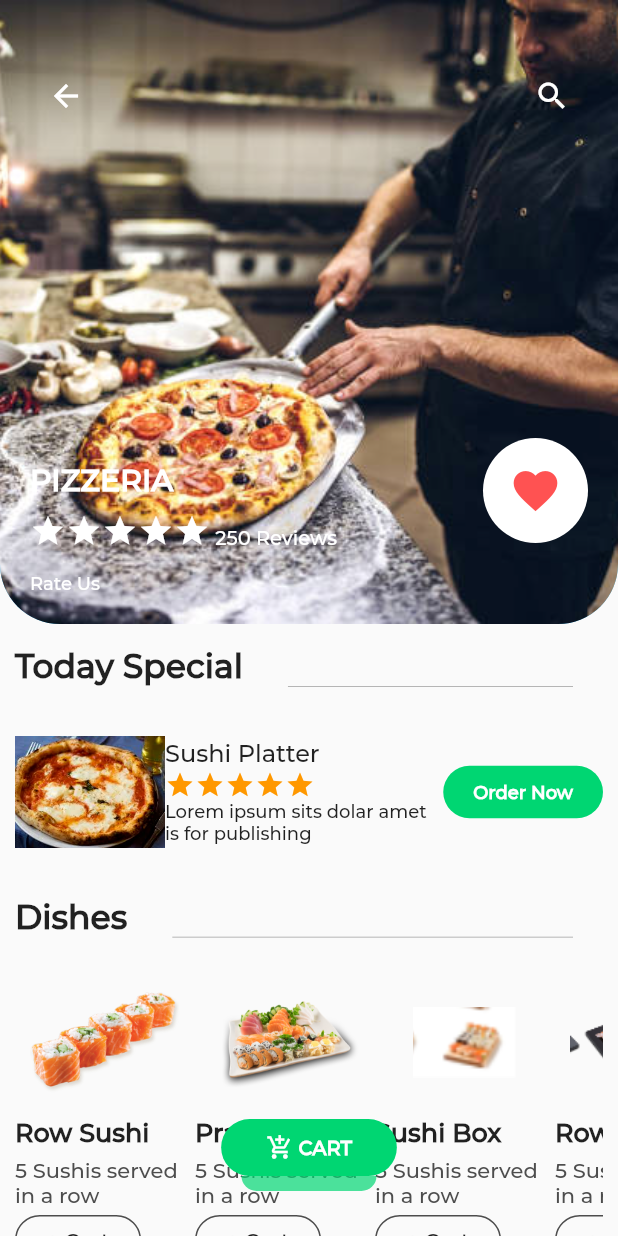
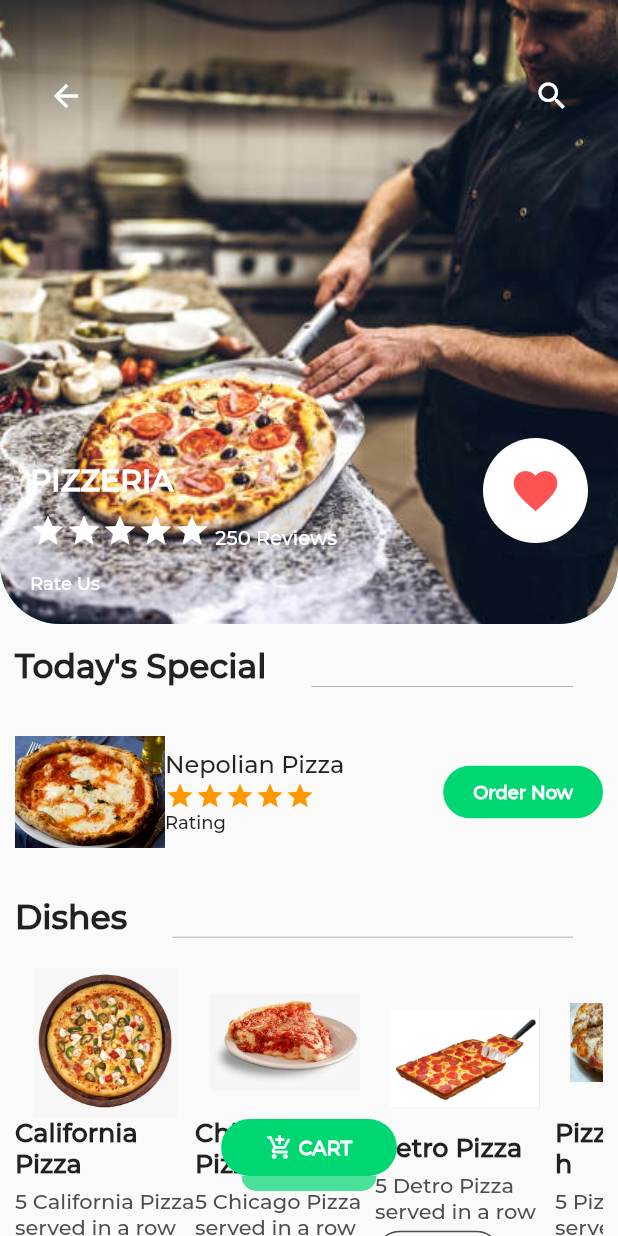
Before and after one commit to abhijeetsingh21/Hackhound_flutter, a Flutter app: the screen it shows after launch, after a tap on "Pizzeria", on a phone screen of 412 x 824 dp. Run offline on Flutter 3.47's test engine with Material 2 defaults, Android fonts, the phone set to English and light mode, and no system bars.

Commit message:
Initial commit3

```diff
--- a/lib/DelhiHotelPage.dart
+++ b/lib/DelhiHotelPage.dart
@@ -64,7 +64,7 @@ class _hotelPageState extends State<hotelPage> {
                                 const SizedBox(
                                   height: 20,
                                 ),
-                                const Text("Restaurant", style: TextStyle(
+                                const Text("Delhi Restaurant", style: TextStyle(
                                     color: Colors.white,
                                     fontWeight: FontWeight.w700,
                                     fontSize: 20
@@ -130,7 +130,7 @@ class _hotelPageState extends State<hotelPage> {
                           ],
                         ),
                         const SizedBox(height: 20,),
-                        placesWidget("food1", "Sushi Platter"),
+                        placesWidget("cholebhatoore", "Chole Bhatoore"),
                         const SizedBox(height: 20,),
                         Row(
                           crossAxisAlignment: CrossAxisAlignment.end,
@@ -154,10 +154,10 @@ class _hotelPageState extends State<hotelPage> {
                           scrollDirection: Axis.horizontal,
                           child: Row(
                             children: [
-                              dishWidget("sushi", "Row Sushi", "5 Sushis served in a row"),
-                              dishWidget("suchi2", "Prato Sushi", "5 Sushis served in a row"),
-                              dishWidget("sushi3", "Sushi Box", "5 Sushis served in a row"),
-                              dishWidget("sushi4", "Row Sushi", "5 Sushis served in a row"),
+                              dishWidget("boiled_momos", "Boiled Momo", "boiled momo served in a row"),
+                              dishWidget("chickentandoori", "Chicken Tandoori", "chicken tandoori served in a row"),
+                              dishWidget("sahipaneer", "Sahi Paneer", "sahi paneer served in a row"),
+                              dishWidget("fried_nepali_momo", "Fried Nepali Momo", "fried neapali momo served in a row"),
                             ],
                           ),
                         )
--- a/lib/HotelPage.dart
+++ b/lib/HotDogCorner.dart
@@ -2,7 +2,7 @@ import 'package:flutter/material.dart';
 import 'CartPage.dart';
 import 'Style.dart';
 
-class HotelPage extends StatelessWidget {
+class HotDogCornerPage extends StatelessWidget {
   @override
   Widget build(BuildContext context) {
     return MaterialApp(
@@ -77,7 +77,7 @@ class _hotelPageState extends State<hotelPage> {
                                   height: 20,
                                 ),
                                 const Text(
-                                  "Restaurant",
+                                  "Hot Dog Corner",
                                   style: TextStyle(
                                       color: Colors.white,
                                       fontWeight: FontWeight.w700,
@@ -175,7 +175,7 @@ class _hotelPageState extends State<hotelPage> {
                         const SizedBox(
                           height: 20,
                         ),
-                        placesWidget("food1", "Sushi Platter"),
+                        placesWidget("hotdog", "Hot Dog"),
                         const SizedBox(
                           height: 20,
                         ),
@@ -207,14 +207,14 @@ class _hotelPageState extends State<hotelPage> {
                           scrollDirection: Axis.horizontal,
                           child: Row(
                             children: [
-                              dishWidget("sushi", "Row Sushi",
-                                  "5 Sushis served in a row"),
-                              dishWidget("suchi2", "Prato Sushi",
-                                  "5 Sushis served in a row"),
-                              dishWidget("sushi3", "Sushi Box",
-                                  "5 Sushis served in a row"),
-                              dishWidget("sushi4", "Row Sushi",
-                                  "5 Sushis served in a row"),
+                              dishWidget("frenchfries", "French Fries",
+                                  "frenchcries served in a row"),
+                              dishWidget("pepperoni-pizza", "Pepperoni Pizza",
+                                  "pepperonipizza served in a row"),
+                              dishWidget("subway", "Subway",
+                                  "subway served in a row"),
+                              dishWidget("cheeseburger", "Cheese Burger",
+                                  "cheeseburger served in a row"),
                             ],
                           ),
                         )
@@ -382,7 +382,7 @@ class _hotelPageState extends State<hotelPage> {
                 ],
               ),
               const Text(
-                "Lorem ipsum sits dolar amet is for publishing",
+                "Rating",
                 style: TextStyle(fontSize: 12),
               )
             ],
--- a/lib/PizzeriaHotelPage.dart
+++ b/lib/PizzeriaHotelPage.dart
@@ -115,7 +115,7 @@ class _hotelPageState extends State<hotelPage> {
                         Row(
                           crossAxisAlignment: CrossAxisAlignment.end,
                           children: [
-                            const Text("Today Special", style: const TextStyle(
+                            const Text("Today's Special", style: const TextStyle(
                                 fontSize: 22,
                                 fontWeight: FontWeight.w700
                             ),),
@@ -130,8 +130,8 @@ class _hotelPageState extends State<hotelPage> {
                           ],
                         ),
                         const SizedBox(height: 20,),
-                        placesWidget("neapolianPizza", "Sushi Platter"),
-                        const SizedBox(height: 20,),
+                        placesWidget("neapolianPizza", "Nepolian Pizza"),
+                        const SizedBox(height: 20),
                         Row(
                           crossAxisAlignment: CrossAxisAlignment.end,
                           children: [
@@ -154,10 +154,10 @@ class _hotelPageState extends State<hotelPage> {
                           scrollDirection: Axis.horizontal,
                           child: Row(
                             children: [
-                              dishWidget("sushi", "Row Sushi", "5 Sushis served in a row"),
-                              dishWidget("suchi2", "Prato Sushi", "5 Sushis served in a row"),
-                              dishWidget("sushi3", "Sushi Box", "5 Sushis served in a row"),
-                              dishWidget("sushi4", "Row Sushi", "5 Sushis served in a row"),
+                              dishWidget("californiapizza", "California Pizza", "5 California Pizza served in a row"),
+                              dishWidget("chicago", "Chicago Pizza", "5 Chicago Pizza served in a row"),
+                              dishWidget("detropizza", "Detro Pizza", "5 Detro Pizza served in a row"),
+                              dishWidget("pizzasandwich", "Pizzasandwich", "5 Pizzasandwich served in a row"),
                             ],
                           ),
                         )
@@ -296,7 +296,7 @@ class _hotelPageState extends State<hotelPage> {
                   const Icon(Icons.star, size: 20, color: Colors.orange,),
                 ],
               ),
-              const Text("Lorem ipsum sits dolar amet is for publishing", style: TextStyle(
+              const Text("Rating", style: TextStyle(
                   fontSize: 12
               ),)
             ],
--- a/lib/main.dart
+++ b/lib/main.dart
@@ -3,7 +3,7 @@ import 'package:flutter_billing_app/CartPage.dart';
 import 'package:flutter_billing_app/DelhiHotelPage.dart';
 import 'package:flutter_billing_app/SuccessPage.dart';
 import 'Style.dart';
-import 'HotelPage.dart';
+import 'HotDogCorner.dart';
 import 'PizzeriaHotelPage.dart';
 
 void main() {
@@ -22,7 +22,7 @@ class MyApp extends StatelessWidget {
         '/': (context) => MyHomePage(),
         '/DelhiHotelPage': (context) => DelhiHotelPage(),
         '/PizzeriaPage': (context) => PizzeriaHotelPage(),
-        '/HotelPage': (context) => HotelPage(),
+        '/HotelPage': (context) => HotDogCornerPage(),
         '/SuccessPage': (context) => SuccessPage(),
         '/CartPage': (context) => CartPage()
       },
```
Also changed, not shown: asset/images/boiled_momos.png (added), asset/images/californiapizza.png (added), asset/images/cheeseburger.png (added), asset/images/chicago.png (added), asset/images/chickentandoori.png (added), asset/images/cholebhatoore.png (added), asset/images/detropizza.png (added), asset/images/frenchfries.png (added), asset/images/fried_nepali_momo.png (added), asset/images/greekpizza.jpeg (added), asset/images/hotdog.png (added), asset/images/pepperoni-pizza.png (added), asset/images/sahipaneer.png (added), asset/images/subway.png (added), 1 more files.
